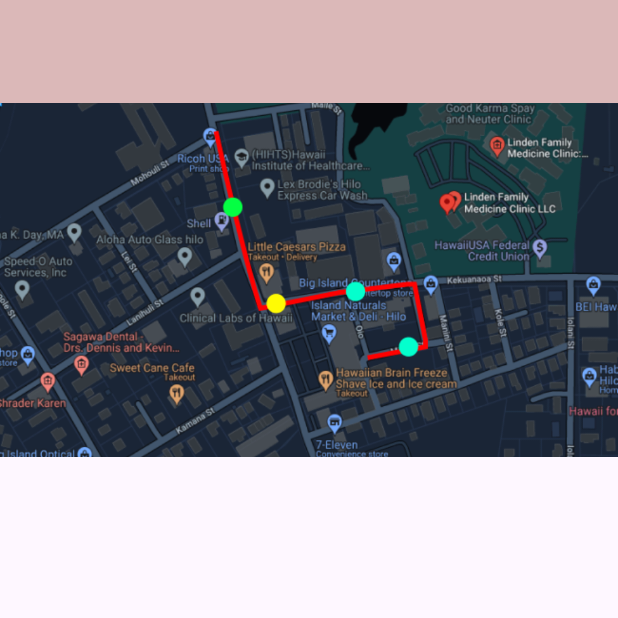
After one commit to Glinary/GeomotionMini, an Android app: the RecordingItem screen opened directly, with no data from a screen before it, on a phone screen of 412 x 824 dp, the top half of it. The commit adds this screen. Run offline under Robolectric (Android 15) with nearby library versions, the phone set to English and light mode, and no system bars.

Commit message:
recordings item without subtable yet

```diff
--- a/app/src/main/AndroidManifest.xml
+++ b/app/src/main/AndroidManifest.xml
@@ -13,6 +13,9 @@
         android:theme="@style/Theme.MCO3JavaVersion"
         tools:targetApi="31">
         <activity
+            android:name=".RecordingItem"
+            android:exported="false" />
+        <activity
             android:name=".MainActivity"
             android:exported="true">
             <intent-filter>
--- a/app/src/main/java/com/mobdeve/s11/mco3/mco3javaversion/MyDatabaseHelper.java
+++ b/app/src/main/java/com/mobdeve/s11/mco3/mco3javaversion/MyDatabaseHelper.java
@@ -32,6 +32,7 @@ public class MyDatabaseHelper extends SQLiteOpenHelper {
                         COLUMN_DATE + " TEXT, " +
                         COLUMN_TIMESTAMP + " TEXT);";
         db.execSQL(query);
+
     }
 
     @Override
--- /dev/null
+++ b/app/src/main/java/com/mobdeve/s11/mco3/mco3javaversion/RecordingAdapterInterface.java
@@ -0,0 +1,5 @@
+package com.mobdeve.s11.mco3.mco3javaversion;
+
+public interface RecordingAdapterInterface {
+    void onItemClick(int position);
+}
--- /dev/null
+++ b/app/src/main/java/com/mobdeve/s11/mco3/mco3javaversion/RecordingItem.java
@@ -0,0 +1,34 @@
+package com.mobdeve.s11.mco3.mco3javaversion;
+
+import android.os.Bundle;
+import android.widget.TextView;
+
+//import androidx.activity.EdgeToEdge;
+import androidx.appcompat.app.AppCompatActivity;
+//import androidx.core.graphics.Insets;
+//import androidx.core.view.ViewCompat;
+//import androidx.core.view.WindowInsetsCompat;
+
+public class RecordingItem extends AppCompatActivity {
+
+    @Override
+    protected void onCreate(Bundle savedInstanceState) {
+        super.onCreate(savedInstanceState);
+//        EdgeToEdge.enable(this);
+        setContentView(R.layout.activity_recording_item);
+//        ViewCompat.setOnApplyWindowInsetsListener(findViewById(R.id.main), (v, insets) -> {
+//            Insets systemBars = insets.getInsets(WindowInsetsCompat.Type.systemBars());
+//            v.setPadding(systemBars.left, systemBars.top, systemBars.right, systemBars.bottom);
+//            return insets;
+//        });
+        String date = getIntent().getStringExtra("DATE");
+        String timestamp = getIntent().getStringExtra("TIMESTAMP");
+
+        TextView dateView = findViewById(R.id.dateHeader);
+        TextView timestampView = findViewById(R.id.timestampHeader);
+
+        dateView.setText(date);
+        timestampView.setText(timestamp);
+
+    }
+}
--- /dev/null
+++ b/app/src/main/res/layout/activity_recording_item.xml
@@ -0,0 +1,46 @@
+<?xml version="1.0" encoding="utf-8"?>
+<androidx.constraintlayout.widget.ConstraintLayout xmlns:android="http://schemas.android.com/apk/res/android"
+    xmlns:app="http://schemas.android.com/apk/res-auto"
+    xmlns:tools="http://schemas.android.com/tools"
+    android:id="@+id/main"
+    android:layout_width="match_parent"
+    android:layout_height="match_parent"
+    tools:context=".RecordingItem">
+
+    <androidx.constraintlayout.widget.ConstraintLayout
+        android:layout_width="match_parent"
+        android:layout_height="wrap_content"
+        android:background="#DBB8B8"
+        android:paddingTop="2dp"
+        android:paddingBottom="30dp"
+        app:layout_constraintStart_toStartOf="parent"
+        app:layout_constraintTop_toTopOf="parent">
+
+        <TextView
+            android:id="@+id/dateHeader"
+            android:layout_width="wrap_content"
+            android:layout_height="wrap_content"
+            android:layout_marginStart="100dp"
+            android:layout_marginTop="30dp"
+            android:text="TextView"
+            app:layout_constraintStart_toStartOf="parent"
+            app:layout_constraintTop_toTopOf="parent" />
+
+        <TextView
+            android:id="@+id/timestampHeader"
+            android:layout_width="wrap_content"
+            android:layout_height="wrap_content"
+            android:layout_marginStart="30dp"
+            android:layout_marginTop="30dp"
+            android:text="TextView"
+            app:layout_constraintStart_toEndOf="@+id/dateHeader"
+            app:layout_constraintTop_toTopOf="parent" />
+    </androidx.constraintlayout.widget.ConstraintLayout>
+
+    <ImageView
+        android:id="@+id/imageView2"
+        android:layout_width="wrap_content"
+        android:layout_height="wrap_content"
+        android:contentDescription="mapPlaceholder"
+        app:srcCompat="@drawable/map" />
+</androidx.constraintlayout.widget.ConstraintLayout>
```
Also changed, not shown: app/src/main/java/com/mobdeve/s11/mco3/mco3javaversion/RecordingCustomAdapter.java (+19 -4 lines), app/src/main/java/com/mobdeve/s11/mco3/mco3javaversion/RecordingsFragment.java (+12 -2 lines), app/src/main/res/drawable/map.png (added).
